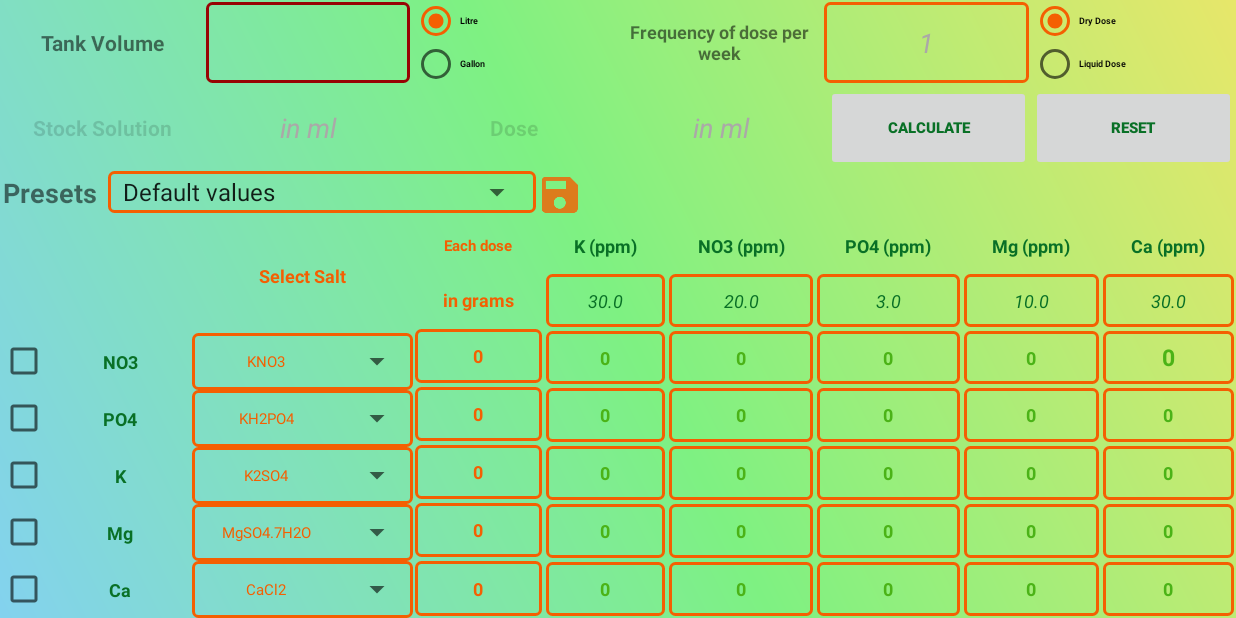
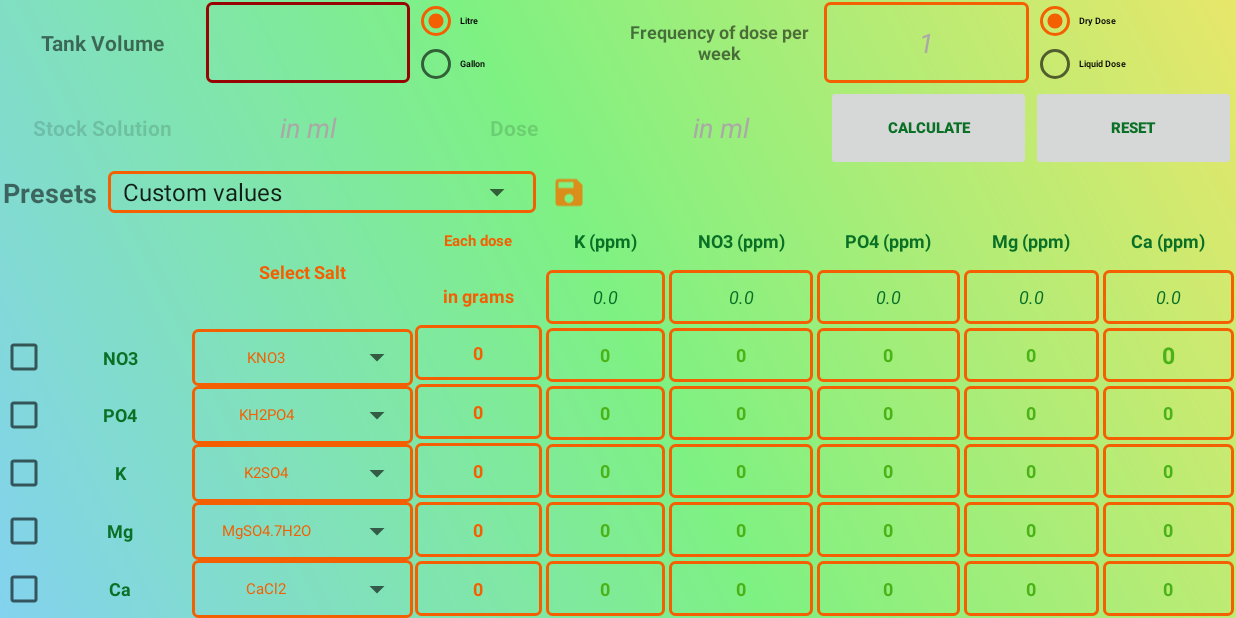
Before and after one commit to newagestriker/planted-aqua, an Android app: the MacroNutrientTableActivity screen opened directly, with no data from a screen before it, on a phone screen of 824 x 412 dp (held sideways). Run offline under Robolectric (Android 15) with nearby library versions, the phone set to English and light mode, and no system bars.

```diff
--- a/app/src/main/java/com/newage/plantedaqua/MacroNutrientTableActivity.java
+++ b/app/src/main/java/com/newage/plantedaqua/MacroNutrientTableActivity.java
@@ -29,30 +29,32 @@ import java.util.HashMap;
 
 public class MacroNutrientTableActivity extends AppCompatActivity {
 
-    double liqDoseRatio=1d;
-    boolean liqdosestatus=false;
-    String alarmDetails="";
-    String aquariumid;
-    double weights[]=new double[5];
-    String nutrient;
-    ArrayList<ArrayList<Double>> ppmAll = new ArrayList<>();
-    MyDbHelper mydbhelper;
-    Spinner presetSpinner;
-    ImageView deleteSetButton;
-    ArrayList<String> defaultSets=new ArrayList <>(Arrays.asList("Default values", "EI with Green Spot Algae Issue","EI Low Tech"));
-    ArrayList<String> allSets;
+    private double liqDoseRatio=1d;
+    private boolean liqdosestatus=false;
+    private String alarmDetails="";
+    private String aquariumid;
+    private double weights[]=new double[5];
+    private String nutrient;
+    private ArrayList<ArrayList<Double>> ppmAll = new ArrayList<>();
+    private MyDbHelper mydbhelper;
+    private Spinner presetSpinner;
+    private ImageView deleteSetButton;
+    private ArrayList<String> defaultSets=new ArrayList <>(Arrays.asList("Custom values","Default values", "EI with Green Spot Algae Issue","EI Low Tech"));
+    private ArrayList<String> allSets;
+    private ImageView saveSetButton;
 
     private void addInitialPPMValuesToDB() {
 
 
         TinyDB ppmDB = new TinyDB(this);
+        ppmDB.putListDouble("Custom values",new ArrayList <>(Arrays.asList(0d, 0d, 0d, 0d, 0d)));
         ppmDB.putListDouble("Default values",new ArrayList <>(Arrays.asList(20d, 3d, 30d, 10d, 30d)));
         ppmDB.putListDouble("EI with Green Spot Algae Issue",new ArrayList <>(Arrays.asList(25d, 6d, 35d, 15d, 35d)));
         ppmDB.putListDouble("EI Low Tech",new ArrayList <>(Arrays.asList(7d, 2d, 10d, 3d, 10d)));
 
     }
 
-    ArrayAdapter<String> presetAdapter;
+    private ArrayAdapter<String> presetAdapter;
     @Override
     protected void onCreate(Bundle savedInstanceState) {
         super.onCreate(savedInstanceState);
@@ -67,7 +69,7 @@ public class MacroNutrientTableActivity extends AppCompatActivity {
         }
 
         deleteSetButton = findViewById(R.id.DeleteSetButton);
-
+        saveSetButton = findViewById(R.id.SaveSetButton);
         presetSpinner = findViewById(R.id.PresetSpinner);
         presetAdapter = new ArrayAdapter<>(this,android.R.layout.simple_spinner_item,allSets);
         presetAdapter.setDropDownViewResource(android.R.layout.simple_spinner_dropdown_item);
@@ -77,13 +79,18 @@ public class MacroNutrientTableActivity extends AppCompatActivity {
             public void onItemSelected(AdapterView<?> parent, View view, int position, long id) {
 
 
-                if(position<3)
+                if(position<4)
                     deleteSetButton.setVisibility(View.GONE);
                 else
                     deleteSetButton.setVisibility(View.VISIBLE);
-                setppmBox(ppmAll.get(position));
 
 
+                if(position==0)
+                    saveSetButton.setVisibility(View.VISIBLE);
+                else
+                    saveSetButton.setVisibility(View.GONE);
+
+                setppmBox(ppmAll.get(position));
             }
 
             @Override
@@ -164,7 +171,7 @@ public class MacroNutrientTableActivity extends AppCompatActivity {
                 if (dosetype.getText().toString().equals("Liquid Dose")){
 
                     LinearLayout layout =findViewById(R.id.LiquidDose);
-                    for (int i = 0; i < layout.getChildCount()-3; i++) {
+                    for (int i = 0; i < layout.getChildCount()-2; i++) {
                         View child = layout.getChildAt(i);
                         child.setEnabled(true);
                         TextView quantity=findViewById(R.id.target);
@@ -179,7 +186,7 @@ public class MacroNutrientTableActivity extends AppCompatActivity {
                 else{
 
                     LinearLayout layout =findViewById(R.id.LiquidDose);
-                    for (int i = 0; i < layout.getChildCount()-3; i++) {
+                    for (int i = 0; i < layout.getChildCount()-2; i++) {
                         View child = layout.getChildAt(i);
                         child.setEnabled(false);
                         liqDoseRatio=1d;
@@ -207,7 +214,7 @@ public class MacroNutrientTableActivity extends AppCompatActivity {
     private void addSets() {
 
         TinyDB setDB = new TinyDB(this);
-        setDB.putListString("AllSet",allSets);
+        setDB.putListString("AllSetMacro",allSets);
 
     }
     private void removeSets(String setToRemove) {
@@ -220,10 +227,10 @@ public class MacroNutrientTableActivity extends AppCompatActivity {
 
         TinyDB setDB = new TinyDB(this);
 
-        if ((setDB.getListString("AllSet")).isEmpty())
+        if ((setDB.getListString("AllSetMacro")).isEmpty())
             return defaultSets;
 
-        return(setDB.getListString("AllSet"));
+        return(setDB.getListString("AllSetMacro"));
 
     }
 
--- a/app/src/main/res/layout/activity_nutrient_table.xml
+++ b/app/src/main/res/layout/activity_nutrient_table.xml
@@ -244,18 +244,24 @@
             </FrameLayout>
 
             <ImageView
+                android:id="@+id/SaveSetButton"
+                android:layout_marginStart="10dp"
+                android:layout_marginLeft="10dp"
                 android:layout_width="wrap_content"
-                android:layout_height="wrap_content"
-                android:src="@drawable/save"
+                android:layout_height="match_parent"
+                android:src="@drawable/save_values"
                 android:clickable="true"
                 android:focusable="true"
                 android:onClick="saveSet"/>
 
             <ImageView
+
                 android:id="@+id/DeleteSetButton"
+                android:layout_marginStart="10dp"
+                android:layout_marginLeft="10dp"
                 android:layout_width="wrap_content"
                 android:layout_height="match_parent"
-                android:src="@drawable/delete"
+                android:src="@drawable/delete_values"
                 android:clickable="true"
                 android:focusable="true"
                 android:onClick="deleteSet"/>
--- a/app/src/main/res/values/strings.xml
+++ b/app/src/main/res/values/strings.xml
@@ -116,7 +116,7 @@
     <string name="title_activity_conversion">conversion</string>
     <string name="ok">OK</string>
     <string name="Novalue">No Input Provided!!</string>
-    <string name="Convert">Unit Converter</string>
+    <string name="Convert">Converter Tools</string>
     <string name="NameMust">You must provide a Name</string>
     <string name="Sciname">Scientific Name</string>
     <string name="TankData">Tank Data</string>
```
Also changed, not shown: app/src/main/java/com/newage/plantedaqua/MicroNutrientTableActivity.java (+33 -11 lines), app/src/main/res/layout/microtable.xml (+8 -3 lines), app/src/main/res/drawable-hdpi/delete_values.png (added), app/src/main/res/drawable-hdpi/save_values.png (added), app/src/main/res/drawable-mdpi/delete_values.png (added), app/src/main/res/drawable-mdpi/save_values.png (added), app/src/main/res/drawable-xhdpi/delete_values.png (added), app/src/main/res/drawable-xhdpi/save_values.png (added), app/src/main/res/drawable-xxhdpi/delete_values.png (added), app/src/main/res/drawable-xxhdpi/save_values.png (added), app/src/main/res/drawable-xxxhdpi/delete_values.png (added), app/src/main/res/drawable-xxxhdpi/save_values.png (added).
